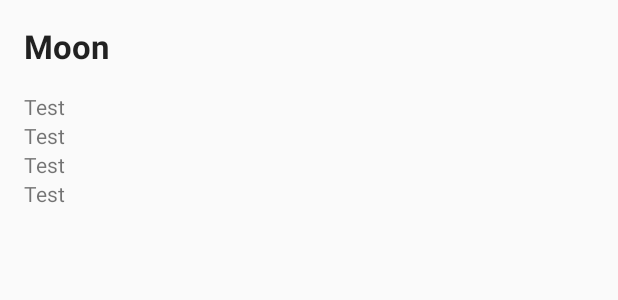
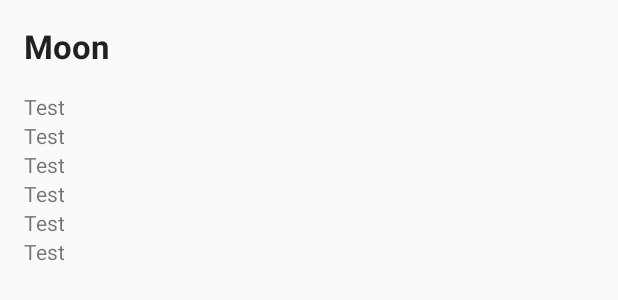
Before and after one commit to Quisy/AstroWeatherAndroid, an Android app: the layout fragment_moon_info.xml on its own in the app's theme, with its tools: preview values and no code run, on a phone screen of 412 x 824 dp. Shown: the top 300 px of the screen. Run offline under Robolectric (Android 15) with nearby library versions, the phone set to English and light mode, and no system bars.

```diff
--- a/app/src/main/res/layout/fragment_moon_info.xml
+++ b/app/src/main/res/layout/fragment_moon_info.xml
@@ -17,6 +17,20 @@
             android:layout_height="wrap_content"
             android:layout_marginBottom="16dp"
             android:text="Moon"/>
+
+        <TextView android:id="@+id/lblMoonAge"
+            style="?android:textAppearanceSmall"
+            android:lineSpacingMultiplier="1.2"
+            android:layout_width="match_parent"
+            android:layout_height="wrap_content"
+            android:text="Test" />
+
+        <TextView android:id="@+id/lblMoonIllumination"
+            style="?android:textAppearanceSmall"
+            android:lineSpacingMultiplier="1.2"
+            android:layout_width="match_parent"
+            android:layout_height="wrap_content"
+            android:text="Test" />
 
         <TextView android:id="@+id/lblMoonrise"
             style="?android:textAppearanceSmall"
```
Also changed, not shown: app/src/main/java/com/example/quisy/astroweatherandroid/MoonInfoFragment.java (+8 -2 lines), app/src/main/res/layout-sw600dp-land/content_main.xml (added, +39 -0 lines), app/src/main/res/layout-sw600dp/content_main.xml (added, +39 -0 lines).
